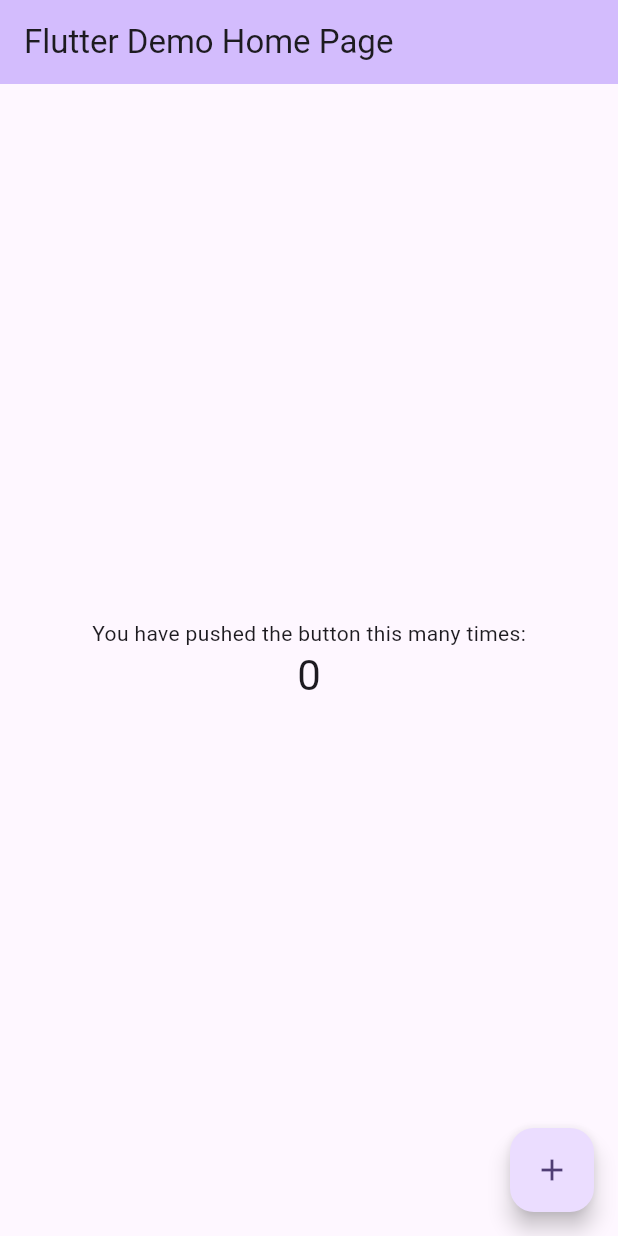
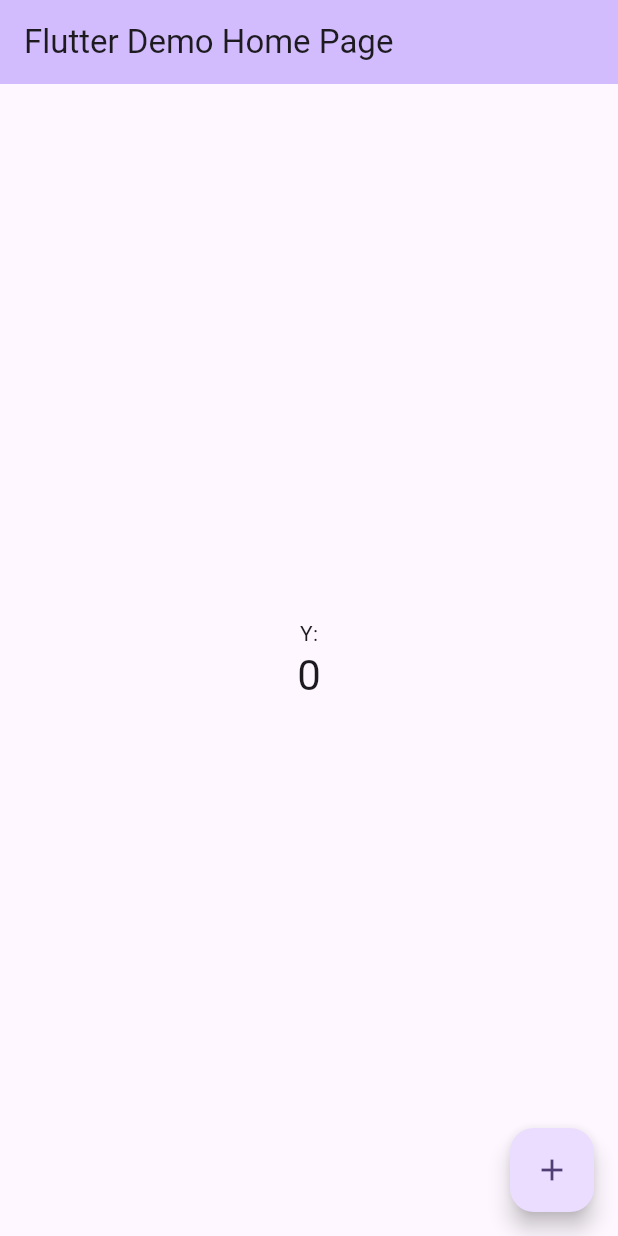
Before and after one commit to GitHub64t/sample, a Flutter app: the screen it shows after launch, on a phone screen of 412 x 824 dp. Run offline on Flutter 3.47's test engine with Material 3 defaults, Android fonts, the phone set to English and light mode, and no system bars.

```diff
--- a/lib/main.dart
+++ b/lib/main.dart
@@ -106,7 +106,7 @@ class _MyHomePageState extends State<MyHomePage> {
           mainAxisAlignment: MainAxisAlignment.center,
           children: <Widget>[
             const Text(
-              'You have pushed the button this many times:',
+              'Y:',
             ),
             Text(
               '$_counter',
```
